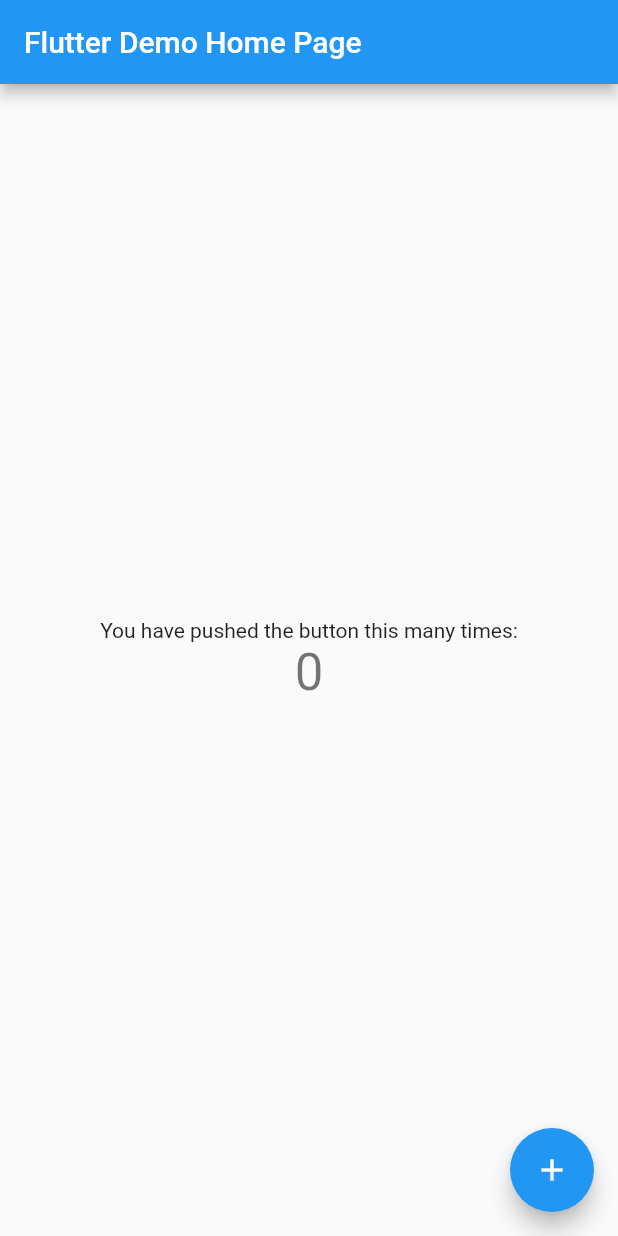
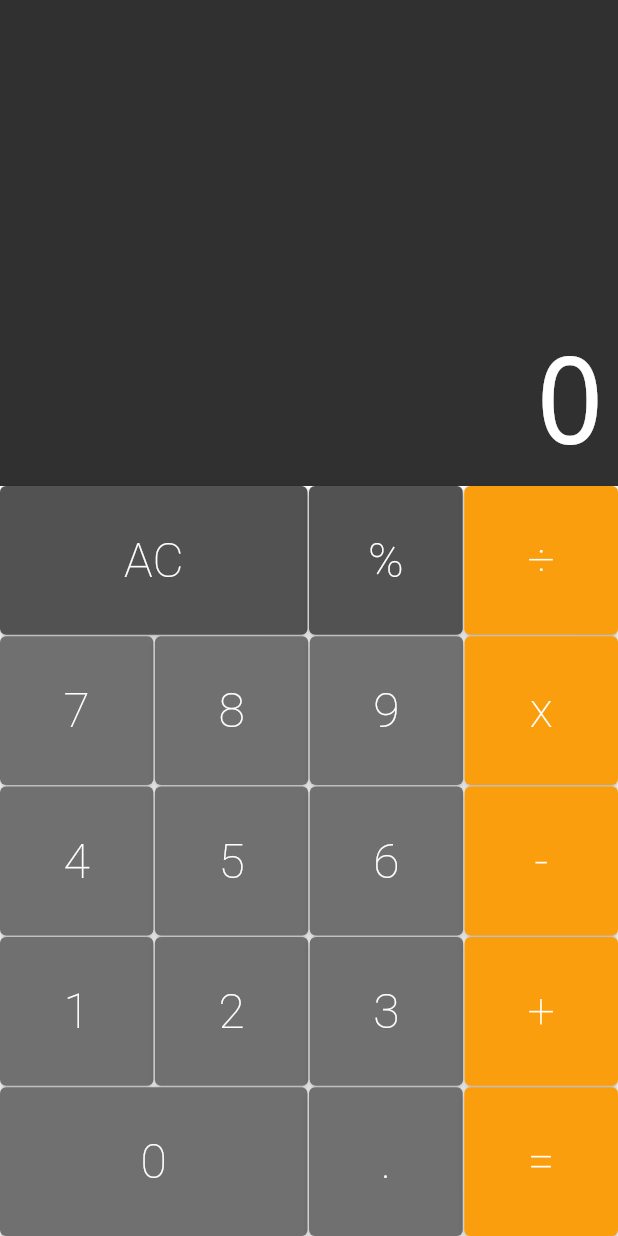
Before and after one commit to oElberte/calculator, a Flutter app: the screen it shows after launch, on a phone screen of 412 x 824 dp. Run offline on Flutter 3.47's test engine with Material 2 defaults, Android fonts, the phone set to English and light mode, and no system bars; drawn by our look-alikes of auto_size_text.

Commit message:
Graphical interface

```diff
--- /dev/null
+++ b/lib/components/button.dart
@@ -0,0 +1,57 @@
+import 'package:flutter/material.dart';
+
+class Button extends StatelessWidget {
+  static const darkColor = Color.fromRGBO(82, 82, 82, 1);
+  static const defaultColor = Color.fromRGBO(112, 112, 112, 1);
+  static const operationColor = Color.fromRGBO(250, 158, 13, 1);
+
+  final String text;
+  final bool big;
+  final Color color;
+  final void Function(String) cb;
+
+  const Button({
+    Key? key,
+    required this.text,
+    this.big = false,
+    this.color = defaultColor,
+    required this.cb,
+  }) : super(key: key);
+
+  const Button.big({
+    Key? key,
+    required this.text,
+    this.big = true,
+    this.color = defaultColor,
+    required this.cb,
+  }) : super(key: key);
+
+  const Button.operation({
+    Key? key,
+    required this.text,
+    this.big = false,
+    this.color = operationColor,
+    required this.cb,
+  }) : super(key: key);
+
+  @override
+  Widget build(BuildContext context) {
+    return Expanded(
+      flex: big ? 2 : 1,
+      child: ElevatedButton(
+        style: ElevatedButton.styleFrom(
+          primary: color,
+        ),
+        child: Text(
+          text,
+          style: const TextStyle(
+            color: Colors.white,
+            fontSize: 32,
+            fontWeight: FontWeight.w200,
+          ),
+        ),
+        onPressed: () => cb(text),
+      ),
+    );
+  }
+}
--- /dev/null
+++ b/lib/components/button_row.dart
@@ -0,0 +1,26 @@
+import 'package:calculator/components/button.dart';
+import 'package:flutter/material.dart';
+
+class ButtonRow extends StatelessWidget {
+  final List<Button> buttons;
+  const ButtonRow({
+    Key? key,
+    required this.buttons,
+  }) : super(key: key);
+
+  @override
+  Widget build(BuildContext context) {
+    return Expanded(
+      flex: 1,
+      child: Row(
+        crossAxisAlignment: CrossAxisAlignment.stretch,
+        children: buttons.fold([], (list, b) {
+          list.isEmpty
+              ? list.add(b)
+              : list.addAll([const SizedBox(width: 1), b]);
+          return list;
+        }),
+      ),
+    );
+  }
+}
--- /dev/null
+++ b/lib/components/display.dart
@@ -0,0 +1,43 @@
+import 'package:auto_size_text/auto_size_text.dart';
+import 'package:flutter/material.dart';
+
+class Display extends StatelessWidget {
+  final String text;
+
+  const Display({
+    Key? key,
+    required this.text,
+  }) : super(key: key);
+
+  @override
+  Widget build(BuildContext context) {
+    return Expanded(
+      flex: 1,
+      child: Container(
+        color: const Color.fromRGBO(48, 48, 48, 1),
+        child: Column(
+          mainAxisAlignment: MainAxisAlignment.end,
+          crossAxisAlignment: CrossAxisAlignment.stretch,
+          children: [
+            Padding(
+              padding: const EdgeInsets.all(8.0),
+              child: AutoSizeText(
+                text,
+                minFontSize: 20,
+                maxFontSize: 80,
+                maxLines: 1,
+                textAlign: TextAlign.end,
+                style: const TextStyle(
+                  fontWeight: FontWeight.w100,
+                  decoration: TextDecoration.none,
+                  fontSize: 80,
+                  color: Colors.white,
+                ),
+              ),
+            ),
+          ],
+        ),
+      ),
+    );
+  }
+}
--- /dev/null
+++ b/lib/components/keyboard.dart
@@ -0,0 +1,54 @@
+import 'package:calculator/components/button.dart';
+import 'package:calculator/components/button_row.dart';
+import 'package:flutter/material.dart';
+
+class Keyboard extends StatelessWidget {
+  final void Function(String) cb;
+  const Keyboard({
+    Key? key,
+    required this.cb,
+  }) : super(key: key);
+
+  @override
+  Widget build(BuildContext context) {
+    return SizedBox(
+      height: 500,
+      child: Column(
+        children: [
+          ButtonRow(buttons: [
+            Button.big(text: 'AC', color: Button.darkColor, cb: cb),
+            Button(text: '%', color: Button.darkColor, cb: cb),
+            Button.operation(text: '÷', cb: cb),
+          ]),
+          const SizedBox(height: 1),
+          ButtonRow(buttons: [
+            Button(text: '7', cb: cb),
+            Button(text: '8', cb: cb),
+            Button(text: '9', cb: cb),
+            Button.operation(text: 'x', cb: cb),
+          ]),
+          const SizedBox(height: 1),
+          ButtonRow(buttons: [
+            Button(text: '4', cb: cb),
+            Button(text: '5', cb: cb),
+            Button(text: '6', cb: cb),
+            Button.operation(text: '-', cb: cb),
+          ]),
+          const SizedBox(height: 1),
+          ButtonRow(buttons: [
+            Button(text: '1', cb: cb),
+            Button(text: '2', cb: cb),
+            Button(text: '3', cb: cb),
+            Button.operation(text: '+', cb: cb),
+          ]),
+          const SizedBox(height: 1),
+          ButtonRow(buttons: [
+            Button.big(text: '0', cb: cb),
+            Button(text: '.', cb: cb),
+            Button.operation(text: '=', cb: cb),
+          ]),
+        ],
+      ),
+    );
+  }
+}
--- a/lib/main.dart
+++ b/lib/main.dart
@@ -1,67 +1,4 @@
+import 'package:calculator/screens/calculator.dart';
 import 'package:flutter/material.dart';
 
-void main() {
-  runApp(const MyApp());
-}
-
-class MyApp extends StatelessWidget {
-  const MyApp({Key? key}) : super(key: key);
-
-  @override
-  Widget build(BuildContext context) {
-    return MaterialApp(
-      title: 'Flutter Demo',
-      theme: ThemeData(
-        primarySwatch: Colors.blue,
-      ),
-      home: const MyHomePage(title: 'Flutter Demo Home Page'),
-    );
-  }
-}
-
-class MyHomePage extends StatefulWidget {
-  const MyHomePage({Key? key, required this.title}) : super(key: key);
-
-  final String title;
-
-  @override
-  State<MyHomePage> createState() => _MyHomePageState();
-}
-
-class _MyHomePageState extends State<MyHomePage> {
-  int _counter = 0;
-
-  void _incrementCounter() {
-    setState(() {
-      _counter++;
-    });
-  }
-
-  @override
-  Widget build(BuildContext context) {
-    return Scaffold(
-      appBar: AppBar(
-        title: Text(widget.title),
-      ),
-      body: Center(
-        child: Column(
-          mainAxisAlignment: MainAxisAlignment.center,
-          children: <Widget>[
-            const Text(
-              'You have pushed the button this many times:',
-            ),
-            Text(
-              '$_counter',
-              style: Theme.of(context).textTheme.headline4,
-            ),
-          ],
-        ),
-      ),
-      floatingActionButton: FloatingActionButton(
-        onPressed: _incrementCounter,
-        tooltip: 'Increment',
-        child: const Icon(Icons.add),
-      ),
-    );
-  }
-}
+void main() => runApp(const Calculator());
--- /dev/null
+++ b/lib/models/memory.dart
@@ -0,0 +1,17 @@
+class Memory {
+  String _value = '0';
+
+  void applyCommand(String command) {
+    if (command == 'AC') {
+      _allClear();
+    } else {
+      _value += command;
+    }
+  }
+
+  _allClear() {
+    _value = '0';
+  }
+
+  String get value => _value;
+}
--- /dev/null
+++ b/lib/screens/calculator.dart
@@ -0,0 +1,33 @@
+import 'package:calculator/components/display.dart';
+import 'package:calculator/components/keyboard.dart';
+import 'package:calculator/models/memory.dart';
+import 'package:flutter/material.dart';
+
+class Calculator extends StatefulWidget {
+  const Calculator({Key? key}) : super(key: key);
+
+  @override
+  State<Calculator> createState() => _CalculatorState();
+}
+
+class _CalculatorState extends State<Calculator> {
+  final Memory memory = Memory();
+
+  _onPressed(String command) {
+    setState(() {
+      memory.applyCommand(command);
+    });
+  }
+
+  @override
+  Widget build(BuildContext context) {
+    return MaterialApp(
+      home: Column(
+        children: [
+          Display(text: memory.value),
+          Keyboard(cb: _onPressed),
+        ],
+      ),
+    );
+  }
+}
--- a/pubspec.yaml
+++ b/pubspec.yaml
@@ -29,6 +29,7 @@ environment:
 dependencies:
   flutter:
     sdk: flutter
+  auto_size_text: ^3.0.0
 
 
   # The following adds the Cupertino Icons font to your application.
```
Also changed, not shown: pubspec.lock.
